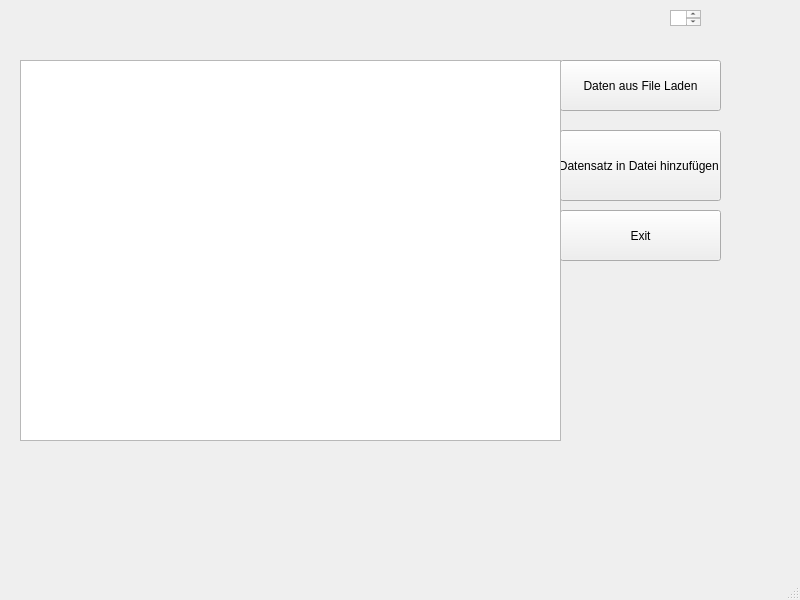
Qt form mainwindow.ui (fayezbk/Person) before a commit.
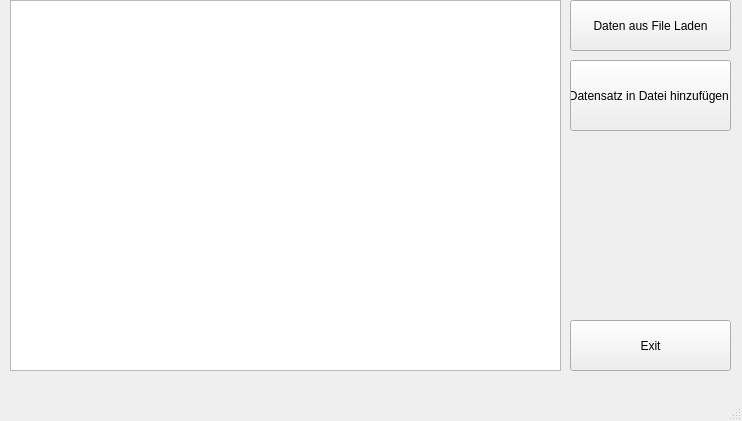
The same form after that commit.

```diff
--- a/mainwindow.ui
+++ b/mainwindow.ui
@@ -6,8 +6,8 @@
    <rect>
     <x>0</x>
     <y>0</y>
-    <width>800</width>
-    <height>600</height>
+    <width>742</width>
+    <height>421</height>
    </rect>
   </property>
   <property name="windowTitle">
@@ -17,8 +17,8 @@
    <widget class="QPushButton" name="Dateiladen">
     <property name="geometry">
      <rect>
-      <x>560</x>
-      <y>60</y>
+      <x>570</x>
+      <y>0</y>
       <width>161</width>
       <height>51</height>
      </rect>
@@ -30,8 +30,8 @@
    <widget class="QPushButton" name="Exit">
     <property name="geometry">
      <rect>
-      <x>560</x>
-      <y>210</y>
+      <x>570</x>
+      <y>320</y>
       <width>161</width>
       <height>51</height>
      </rect>
@@ -43,8 +43,8 @@
    <widget class="QPushButton" name="Dateihinzufugen">
     <property name="geometry">
      <rect>
-      <x>560</x>
-      <y>130</y>
+      <x>570</x>
+      <y>60</y>
       <width>161</width>
       <height>71</height>
      </rect>
@@ -53,23 +53,13 @@
      <string>Datensatz in Datei hinzufügen </string>
     </property>
    </widget>
-   <widget class="QPlainTextEdit" name="f11">
-    <property name="geometry">
-     <rect>
-      <x>670</x>
-      <y>10</y>
-      <width>31</width>
-      <height>16</height>
-     </rect>
-    </property>
-   </widget>
    <widget class="QTableWidget" name="t1">
     <property name="geometry">
      <rect>
-      <x>20</x>
-      <y>60</y>
-      <width>541</width>
-      <height>381</height>
+      <x>10</x>
+      <y>0</y>
+      <width>551</width>
+      <height>371</height>
      </rect>
     </property>
    </widget>
```
Left out of the diff: 2 changed lines with no effect on the pictures.
